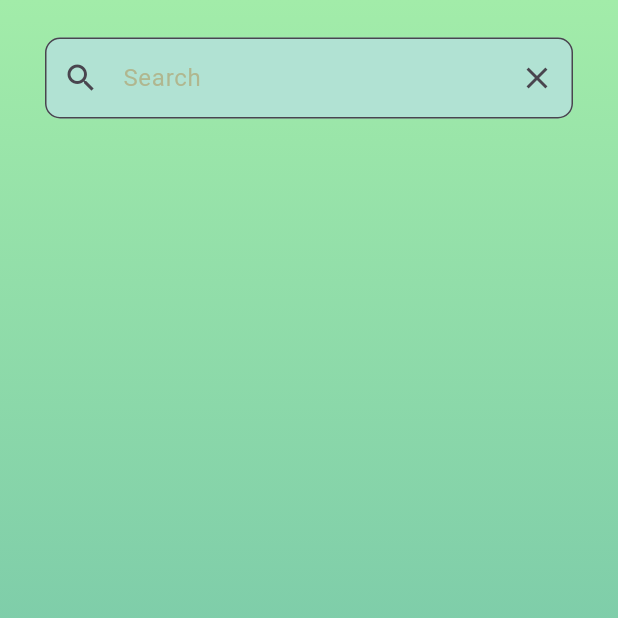
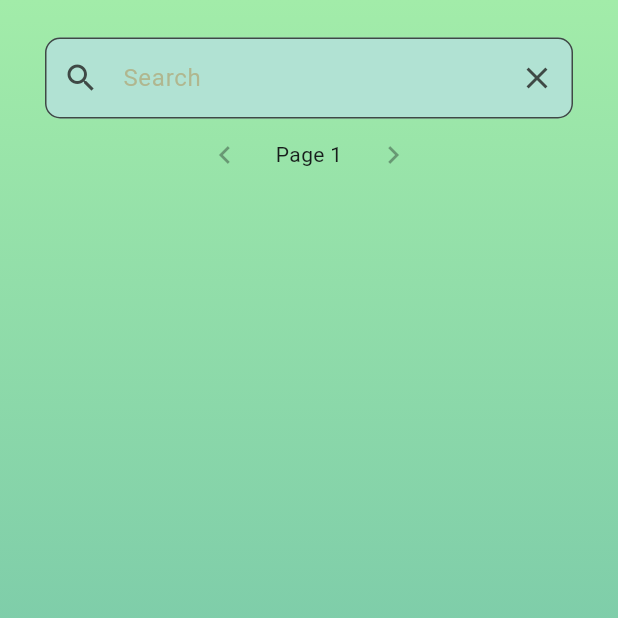
Before and after one commit to ImranIF/summarize_it, a Flutter app: the PostList screen opened directly, on a phone screen of 412 x 824 dp, the top half of it. Run offline on Flutter 3.47's test engine with Material 3 defaults, Android fonts, the phone set to English and light mode, and no system bars; our stand-ins replace cloud_firestore, convex_bottom_bar, firebase_auth, firebase_core, firebase_storage, flutter_easyloading and 8 more; missing offline and left inert: firebase_app_check, gradient_icon, widget_zoom; accounts and stored records are empty; project files that could hold a hidden picture were left out.

Commit message:
added pagination

```diff
--- a/lib/main.dart
+++ b/lib/main.dart
@@ -22,7 +22,8 @@ class MyApp extends StatelessWidget {
     return MaterialApp(
       title: 'Summarize It',
       theme: ThemeData(
-        colorScheme: ColorScheme.fromSeed(seedColor: Colors.deepPurple),
+        colorScheme: ColorScheme.fromSeed(
+            seedColor: const Color.fromARGB(255, 70, 141, 123)),
         useMaterial3: true,
       ),
       home: const SplashScreen(),
--- a/lib/pages/postlist.dart
+++ b/lib/pages/postlist.dart
@@ -16,7 +16,13 @@ class PostList extends StatefulWidget {
 
 class PostListState extends State<PostList> {
   final searchController = TextEditingController();
-  Stream<QuerySnapshot> streamQuery = FirebaseFirestore.instance
+  final _postsPerPage = 5; // Number of posts to fetch per page
+  var _currentPage = 1; // Current page being displayed
+  List<DocumentSnapshot<Map<String, dynamic>>>? allPosts; // Store all posts
+
+  // Stream to listen for post changes (optional)
+  Stream<QuerySnapshot<Map<String, dynamic>>> getPostsStream = FirebaseFirestore
+      .instance
       .collection('posts')
       .orderBy('timestamp', descending: true)
       .snapshots();
@@ -24,28 +30,56 @@ class PostListState extends State<PostList> {
   @override
   void initState() {
     super.initState();
+    // _fetchAllPosts();
     searchController.addListener(() {
       setState(() {
         String searchText = searchController.text;
         if (searchText.isEmpty) {
           // do nothing
-          streamQuery = FirebaseFirestore.instance
+          getPostsStream = FirebaseFirestore.instance
               .collection('posts')
               .orderBy('timestamp', descending: true)
               .snapshots();
         } else {
           // search for posts
-          streamQuery = FirebaseFirestore.instance
+          getPostsStream = FirebaseFirestore.instance
               .collection('posts')
               .where('title', isGreaterThanOrEqualTo: searchText.trim())
               .where('title', isLessThan: '${searchText.trim()}z')
-              // .orderBy('timestamp', descending: true)
               .snapshots();
 
           // FirebaseFirestore.instance.collection('posts').where('title', isGreaterThanOrEqualTo: searchText).snapshots();
         }
       });
     });
+  }
+
+  // Get posts for the current page based on allPosts
+  List<DocumentSnapshot<Map<String, dynamic>>> _getPostsForCurrentPage() {
+    if (allPosts == null)
+      return []; // Handle case where posts haven't been fetched
+
+    var startIndex = (_currentPage - 1) * _postsPerPage;
+    var endIndex = startIndex + _postsPerPage;
+
+    // Check if startIndex exceeds the length of allPosts
+    if (startIndex >= allPosts!.length && searchController.text.isNotEmpty) {
+      startIndex = 0;
+      endIndex = startIndex + _postsPerPage;
+      _currentPage = 1;
+
+      // print('startIndex: $startIndex, allPosts length: ${allPosts!.length}');
+    } else if (startIndex >= allPosts!.length) {
+      return []; // Return an empty list if startIndex is out of range
+    }
+
+    // function returns a sublist of allPosts from startIndex to endIndex (inclusive)
+    return allPosts!.sublist(
+        startIndex,
+        endIndex.clamp(
+            0,
+            allPosts!
+                .length)); // Clamp endIndex to avoid exceeding allPosts length. If endIndex exceeds allPosts length, it will adjust to set endIndex to allPosts length
   }
 
   @override
@@ -78,28 +112,19 @@ class PostListState extends State<PostList> {
                     // search bar
                     // query snapshot
                     StreamBuilder<QuerySnapshot<Map<String, dynamic>>>(
-                        stream: streamQuery
-                            as Stream<QuerySnapshot<Map<String, dynamic>>>,
+                        stream: getPostsStream,
+                        // as Stream<QuerySnapshot<Map<String, dynamic>>>,
                         builder: (context, snapshot) {
                           if (snapshot.hasData) {
-                            var userPosts = snapshot.data!.docs;
+                            final documents = snapshot.data!.docs;
+                            allPosts = documents;
+                            final userPosts = _getPostsForCurrentPage();
+                            // var userPosts = snapshot.data!.docs;
                             return SingleChildScrollView(
                                 child: Column(
                               children: [
                                 // search bar
-                                Container(
-                                  margin: const EdgeInsets.only(
-                                      left: 30, right: 30, top: 25),
-                                  child: CustomTextFieldDescription(false,
-                                      controller: searchController,
-                                      maxLines: 1,
-                                      hintText: 'Search',
-                                      obscureText: false,
-                                      hasLabel: false,
-                                      hasPrefixIcon: true,
-                                      prefixIcon: Icons.search,
-                                      hasOnChanged: false),
-                                ),
+                                searchBar(),
                                 // query snapshot
                                 ListView.builder(
                                     shrinkWrap: true,
@@ -290,18 +315,56 @@ class PostListState extends State<PostList> {
                                         ),
                                       );
                                     }),
+                                Row(
+                                  mainAxisAlignment: MainAxisAlignment.center,
+                                  children: [
+                                    // Previous page button (disabled if on first page)
+                                    IconButton(
+                                      icon: Icon(Icons.chevron_left),
+                                      onPressed: _currentPage > 1
+                                          ? () => _previousPage()
+                                          : null,
+                                    ),
+                                    SizedBox(width: 10),
+                                    // Page number indicator
+                                    Text('Page $_currentPage'),
+                                    SizedBox(width: 10),
+                                    // Next page button
+                                    IconButton(
+                                      icon: Icon(Icons.chevron_right),
+                                      onPressed: allPosts != null &&
+                                              allPosts!.length >
+                                                  _currentPage * _postsPerPage
+                                          ? () => _nextPage()
+                                          : null,
+                                    ),
+                                  ],
+                                ),
                               ],
                             ));
                           } else if (snapshot.connectionState ==
                               ConnectionState.waiting) {
+                            return skeletonBuilder();
+                            // return const Center(
+                            //     child: CircularProgressIndicator());
+                          } else {
+                            return const Center(child: Text('Error'));
+                          }
+                        })
+                  ],
+                ),
+              )),
+            )));
+  }
+
+  Skeletonizer skeletonBuilder() {
     return Skeletonizer(
       enabled: true,
       child: Column(
         children: [
           // search bar
           Container(
-                                    margin: const EdgeInsets.only(
-                                        left: 40, right: 40, top: 25),
+            margin: const EdgeInsets.only(left: 40, right: 40, top: 25),
             child: CustomTextFieldDescription(false,
                 controller: searchController,
                 maxLines: 1,
@@ -315,20 +378,15 @@ class PostListState extends State<PostList> {
 
           ListView.builder(
               shrinkWrap: true,
-                                      physics:
-                                          const NeverScrollableScrollPhysics(),
+              physics: const NeverScrollableScrollPhysics(),
               itemCount: 5,
               itemBuilder: (context, index) {
                 return Container(
-                                          margin: const EdgeInsets.only(
-                                              left: 40, right: 40, top: 25),
-                                          padding: const EdgeInsets.only(
-                                              left: 10, right: 10, top: 10),
+                  margin: const EdgeInsets.only(left: 40, right: 40, top: 25),
+                  padding: const EdgeInsets.only(left: 10, right: 10, top: 10),
                   decoration: BoxDecoration(
-                                            color: Color.fromARGB(
-                                                255, 134, 207, 191),
-                                            borderRadius:
-                                                BorderRadius.circular(10),
+                    color: Color.fromARGB(255, 134, 207, 191),
+                    borderRadius: BorderRadius.circular(10),
                   ),
                   child: Column(
                     children: [
@@ -339,20 +397,15 @@ class PostListState extends State<PostList> {
                               SizedBox(
                                 height: 100,
                                 width: 100,
-                                                        child: Icon(
-                                                            Icons.abc_outlined),
+                                child: Icon(Icons.abc_outlined),
                               ),
                             ],
                           ),
                           SizedBox(width: 10),
                           Expanded(
                             child: Column(
-                                                      mainAxisAlignment:
-                                                          MainAxisAlignment
-                                                              .start,
-                                                      crossAxisAlignment:
-                                                          CrossAxisAlignment
-                                                              .start,
+                              mainAxisAlignment: MainAxisAlignment.start,
+                              crossAxisAlignment: CrossAxisAlignment.start,
                               children: [
                                 SizedBox(
                                   height: 20,
@@ -362,14 +415,12 @@ class PostListState extends State<PostList> {
                                 SizedBox(
                                   height: 20,
                                   width: 200,
-                                                          child: Text(
-                                                              'Description'),
+                                  child: Text('Description'),
                                 ),
                                 SizedBox(
                                   height: 20,
                                   width: 100,
-                                                          child:
-                                                              Text('Username'),
+                                  child: Text('Username'),
                                 ),
                                 SizedBox(
                                   height: 20,
@@ -383,18 +434,13 @@ class PostListState extends State<PostList> {
                       ),
                       // add like button and comment button icon
                       Row(
-                                                mainAxisAlignment:
-                                                    MainAxisAlignment.center,
-                                                crossAxisAlignment:
-                                                    CrossAxisAlignment.center,
+                        mainAxisAlignment: MainAxisAlignment.center,
+                        crossAxisAlignment: CrossAxisAlignment.center,
                         children: [
                           IconButton(
                               onPressed: () {},
-                                                      icon: const Icon(
-                                                          Icons
-                                                              .favorite_border_outlined,
-                                                          color: Colors.black,
-                                                          size: 10)),
+                              icon: const Icon(Icons.favorite_border_outlined,
+                                  color: Colors.black, size: 10)),
                           const Text('0'),
                           IconButton(
                               onPressed: () {},
@@ -411,15 +457,33 @@ class PostListState extends State<PostList> {
         ],
       ),
     );
-                            // return const Center(
-                            //     child: CircularProgressIndicator());
-                          } else {
-                            return const Center(child: Text('Error'));
   }
-                        })
-                  ],
-                ),
-              )),
-            )));
+
+  Container searchBar() {
+    return Container(
+      margin: const EdgeInsets.only(left: 30, right: 30, top: 25),
+      child: CustomTextFieldDescription(false,
+          controller: searchController,
+          maxLines: 1,
+          hintText: 'Search',
+          obscureText: false,
+          hasLabel: false,
+          hasPrefixIcon: true,
+          prefixIcon: Icons.search,
+          hasOnChanged: false),
+    );
+  }
+
+  void _previousPage() {
+    setState(() {
+      _currentPage--;
+    });
+  }
+
+  // Function to navigate to the next page
+  void _nextPage() {
+    setState(() {
+      _currentPage++;
+    });
   }
 }
--- a/lib/pages/summarizer.dart
+++ b/lib/pages/summarizer.dart
@@ -1,4 +1,5 @@
 import 'dart:convert';
+import 'package:flutter/services.dart';
 import 'package:google_fonts/google_fonts.dart';
 import 'package:http/http.dart' as http;
 
@@ -166,11 +167,18 @@ class _SummarizerState extends State<Summarizer> {
                         Consumer<TextSummarizationModel>(
                           builder: (context, model, child) {
                             return model.outputText.isNotEmpty
-                                ? Container(
+                                ? GestureDetector(
+                                    onTap: () async {
+                                      await Clipboard.setData(
+                                        ClipboardData(text: model.outputText),
+                                      );
+                                    },
+                                    child: Container(
                                         padding: const EdgeInsets.all(16),
                                         decoration: BoxDecoration(
                                           color: Colors.white,
-                                      borderRadius: BorderRadius.circular(8),
+                                          borderRadius:
+                                              BorderRadius.circular(8),
                                         ),
                                         child: Text(
                                           model.outputText,
@@ -188,6 +196,7 @@ class _SummarizerState extends State<Summarizer> {
                                         //   fontWeight: FontWeight.bold,
                                         // ),
                                         // ),
+                                        ),
                                   )
                                 : const SizedBox();
                           },
```
Lines whose indentation alone changed are shown as unchanged.
